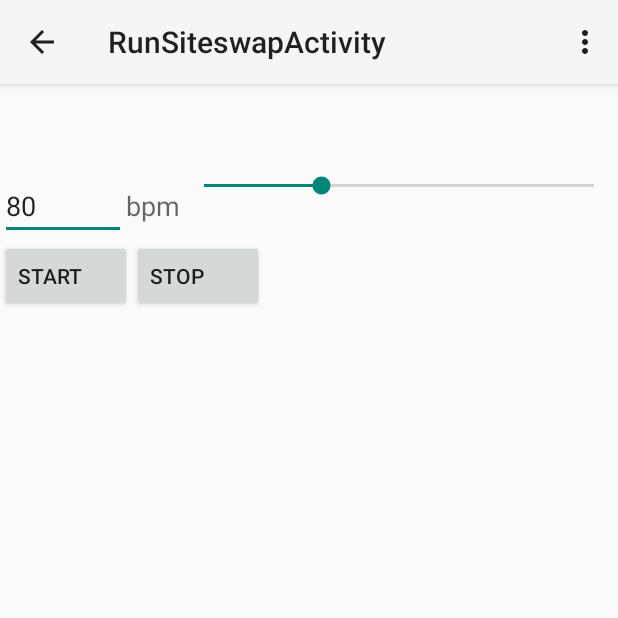
After one commit to ckaestne/PassingSync, an Android app: the RunSiteswapActivity screen opened directly, with no data from a screen before it, on a phone screen of 412 x 824 dp, the top half of it. The commit adds this screen. Run offline under Robolectric (Android 15) with nearby library versions, the phone set to English and light mode, and no system bars.

Commit message:
create first Siteswap page with timer and audio

```diff
--- a/Application/src/main/java/com/example/android/passingsync/MainActivity.java
+++ b/Application/src/main/java/com/example/android/passingsync/MainActivity.java
@@ -31,6 +31,8 @@ import android.support.v7.app.AppCompatActivity;
  */
 public class MainActivity extends AppCompatActivity {
 
+    public final static String EXTRA_SITESWAP = "edu.cmu.passingsync.SITESWAP";
+
 
     // Whether the Log Fragment is currently shown
     private boolean mLogShown;
--- /dev/null
+++ b/Application/src/main/java/com/example/android/passingsync/RunSiteswapActivity.java
@@ -0,0 +1,217 @@
+package com.example.android.passingsync;
+
+import android.content.Context;
+import android.content.Intent;
+import android.graphics.Color;
+import android.media.MediaPlayer;
+import android.support.v7.app.ActionBarActivity;
+import android.os.Bundle;
+import android.text.Editable;
+import android.text.TextWatcher;
+import android.util.AttributeSet;
+import android.view.KeyEvent;
+import android.view.Menu;
+import android.view.MenuItem;
+import android.view.View;
+import android.widget.EditText;
+import android.widget.ListView;
+import android.widget.SeekBar;
+import android.widget.TextView;
+
+import java.util.HashMap;
+import java.util.Map;
+import java.util.Timer;
+import java.util.TimerTask;
+
+
+public class RunSiteswapActivity extends ActionBarActivity {
+
+    private int speed = 80;
+    private boolean skipUpdate = false;
+    private Timer timer = new Timer("timer", true);
+    private final Map<String,MediaPlayer> mediaPlayer=new HashMap<>();
+    private TextView mLHLabel;
+    private TextView mRHLabel;
+
+    private int sw_position = 0;
+    private int sw_hand = 0;
+    private String siteswap;
+
+    @Override
+    protected void onDestroy() {
+        timer.cancel();
+        for (MediaPlayer m: mediaPlayer.values())
+            m.release();
+        super.onDestroy();
+    }
+
+    @Override
+    protected void onCreate(Bundle savedInstanceState) {
+        super.onCreate(savedInstanceState);
+
+        setContentView(R.layout.activity_run_siteswap);
+        Intent intent = getIntent();
+        siteswap = intent.getStringExtra(MainActivity.EXTRA_SITESWAP);
+
+//        mSiteswapList = (ListView) view.findViewById(R.id.siteswaplist);
+        View view = findViewById(R.id.runsiteswaplayout);
+        TextView siteswapName = (TextView) view.findViewById(R.id.siteswapName);
+        siteswapName.setText(siteswap);
+
+        final EditText speedEdit = (EditText) view.findViewById(R.id.speedEdit);
+        final SeekBar speedSeekbar = (SeekBar) view.findViewById(R.id.speedSeekbar);
+        mLHLabel = (TextView) view.findViewById(R.id.lhLabel);
+        mRHLabel = (TextView) view.findViewById(R.id.rhLabel);
+        mLHLabel.setText("");
+        mRHLabel.setText("");
+
+        speedEdit.addTextChangedListener(new TextWatcher() {
+            @Override
+            public void beforeTextChanged(CharSequence s, int start, int count, int after) {
+
+            }
+
+            @Override
+            public void onTextChanged(CharSequence s, int start, int before, int count) {
+
+            }
+
+            @Override
+            public void afterTextChanged(Editable s) {
+                try {
+                    speed = Math.min(300, Math.max(1, Integer.valueOf(speedEdit.getText().toString())));
+                    if (!skipUpdate)
+                        speedSeekbar.setProgress(Math.min(100, Math.max(0, speed - 50)));
+                } catch (NumberFormatException e) {
+                    speedEdit.setText("" + speed);
+                }
+            }
+        });
+
+        speedSeekbar.setOnSeekBarChangeListener(new SeekBar.OnSeekBarChangeListener() {
+                                                    @Override
+                                                    public void onProgressChanged(SeekBar seekBar, int progress, boolean fromUser) {
+                                                        if (fromUser) {
+                                                            skipUpdate = true;
+                                                            speedEdit.setText("" + (progress + 50));
+                                                            skipUpdate = false;
+                                                        }
+                                                    }
+
+                                                    @Override
+                                                    public void onStartTrackingTouch(SeekBar seekBar) {
+
+                                                    }
+
+                                                    @Override
+                                                    public void onStopTrackingTouch(SeekBar seekBar) {
+
+                                                    }
+                                                }
+
+        );
+
+
+        speedEdit.setText("80");
+        mediaPlayer.put("0", MediaPlayer.create(this.getApplicationContext(), R.raw.p0));
+        mediaPlayer.put("2", MediaPlayer.create(this.getApplicationContext(), R.raw.p2));
+        mediaPlayer.put("4", MediaPlayer.create(this.getApplicationContext(), R.raw.p4));
+        mediaPlayer.put("5", MediaPlayer.create(this.getApplicationContext(), R.raw.p5));
+        mediaPlayer.put("6", MediaPlayer.create(this.getApplicationContext(), R.raw.p6));
+        mediaPlayer.put("7", MediaPlayer.create(this.getApplicationContext(), R.raw.p7));
+        mediaPlayer.put("8", MediaPlayer.create(this.getApplicationContext(), R.raw.p8));
+        mediaPlayer.put("9", MediaPlayer.create(this.getApplicationContext(), R.raw.p9));
+        mediaPlayer.put("a", MediaPlayer.create(this.getApplicationContext(), R.raw.p10));
+
+    }
+
+
+    @Override
+    public boolean onCreateOptionsMenu(Menu menu) {
+        // Inflate the menu; this adds items to the action bar if it is present.
+        getMenuInflater().inflate(R.menu.menu_run_siteswap, menu);
+        return true;
+    }
+
+    @Override
+    public boolean onOptionsItemSelected(MenuItem item) {
+        // Handle action bar item clicks here. The action bar will
+        // automatically handle clicks on the Home/Up button, so long
+        // as you specify a parent activity in AndroidManifest.xml.
+        int id = item.getItemId();
+
+        //noinspection SimplifiableIfStatement
+        if (id == R.id.action_settings) {
+            return true;
+        }
+
+        return super.onOptionsItemSelected(item);
+    }
+
+    public void startPassing(View v) {
+        timer.cancel();
+
+        sw_hand = 0;
+        sw_position = 0;
+        mRHLabel.setTextColor(Color.BLACK);
+        mLHLabel.setTextColor(Color.BLACK);
+        mRHLabel.setText("");
+        mLHLabel.setText("");
+
+        timer = new Timer("timer", true);
+        timer.schedule(new TimerTask() {
+            @Override
+            public void run() {
+                performPassingStep();
+
+            }
+        }, 1000, getDelay());
+    }
+
+    private long getDelay() {
+        return 1000 * 60 / speed / 2;
+    }
+
+    private synchronized void performPassingStep() {
+        sw_position = (sw_position + 1) % siteswap.length();
+        sw_hand = (sw_hand + 1) % 4;
+        final int pos = sw_position;
+        final int hand = sw_hand;
+        final String pass="" + siteswap.charAt(pos);
+
+        runOnUiThread(new Runnable() {
+            @Override
+            public void run() {
+                mRHLabel.setTextColor(Color.BLACK);
+                mLHLabel.setTextColor(Color.BLACK);
+                if (hand == 0) {
+                    mRHLabel.setText(pass);
+                    mRHLabel.setTextColor(Color.RED);
+                }
+                if (hand == 2) {
+                    mLHLabel.setText(pass);
+                    mLHLabel.setTextColor(Color.RED);
+                }
+
+            }
+        });
+
+        if (sw_hand % 2 == 0)
+            playSound(pass);
+    }
+
+    private MediaPlayer lastPlayer=null;
+    private void playSound(String pass) {
+        if (lastPlayer!=null && lastPlayer.isPlaying()) {
+            lastPlayer.pause();
+        }
+        MediaPlayer player = mediaPlayer.get(pass);
+        player.seekTo(0);
+        player.start();
+    }
+
+
+    public void stopPassing(View v) {
+        timer.cancel();
+    }
+}
--- /dev/null
+++ b/Application/src/main/res/layout/activity_run_siteswap.xml
@@ -0,0 +1,109 @@
+<LinearLayout xmlns:android="http://schemas.android.com/apk/res/android"
+    xmlns:tools="http://schemas.android.com/tools" android:layout_width="match_parent"
+    android:layout_height="match_parent"
+    android:orientation="vertical"
+    tools:context="com.example.android.passingsync.RunSiteswapActivity"
+    android:id="@+id/runsiteswaplayout"
+    android:weightSum="1"
+    android:gravity="fill_horizontal|fill_vertical">
+
+    <TextView
+        android:layout_width="wrap_content"
+        android:layout_height="wrap_content"
+        android:textAppearance="?android:attr/textAppearanceLarge"
+        android:text="Large Text"
+        android:id="@+id/siteswapName"
+        android:textSize="44dp"
+        android:textStyle="bold" />
+
+
+    <LinearLayout
+        android:orientation="horizontal"
+        android:layout_width="match_parent"
+        android:layout_height="wrap_content">
+
+        <EditText
+            android:layout_width="wrap_content"
+            android:layout_height="wrap_content"
+            android:id="@+id/speedEdit"
+            android:layout_weight="0.23"
+            android:text="80"
+            android:inputType="number" />
+
+        <TextView
+            android:layout_width="wrap_content"
+            android:layout_height="wrap_content"
+            android:textAppearance="?android:attr/textAppearanceMedium"
+            android:text="bpm"
+            android:id="@+id/label" />
+
+        <SeekBar
+            android:layout_width="wrap_content"
+            android:layout_height="wrap_content"
+            android:id="@+id/speedSeekbar"
+            android:layout_weight="1" />
+    </LinearLayout>
+
+    <LinearLayout
+        android:orientation="horizontal"
+        android:layout_width="match_parent"
+        android:layout_height="wrap_content"
+        android:layout_gravity="center_horizontal">
+
+        <Button
+            android:layout_width="wrap_content"
+            android:layout_height="wrap_content"
+            android:text="Start"
+            android:id="@+id/startButton"
+            android:gravity="center_vertical"
+            android:onClick="startPassing" />
+
+        <Button
+            android:layout_width="wrap_content"
+            android:layout_height="wrap_content"
+            android:text="Stop"
+            android:id="@+id/stopButton"
+            android:gravity="center_vertical"
+            android:onClick="stopPassing" />
+    </LinearLayout>
+
+    <LinearLayout
+        android:orientation="horizontal"
+        android:layout_width="match_parent"
+        android:layout_height="wrap_content"
+        android:layout_gravity="center_horizontal">
+
+    </LinearLayout>
+
+    <FrameLayout
+        android:layout_width="match_parent"
+        android:layout_height="wrap_content"
+        android:layout_gravity="center_horizontal"
+
+        android:layout_weight="1">
+
+        <TextView
+            android:layout_width="wrap_content"
+            android:layout_height="wrap_content"
+            android:textAppearance="?android:attr/textAppearanceLarge"
+            android:text=""
+            android:id="@+id/lhLabel"
+            android:layout_gravity="right|center_vertical" />
+
+        <TextView
+            android:layout_width="wrap_content"
+            android:layout_height="wrap_content"
+            android:textAppearance="?android:attr/textAppearanceLarge"
+            android:text=""
+            android:id="@+id/rhLabel"
+            android:gravity="fill_horizontal|fill|fill_vertical"
+            android:layout_gravity="left|center_vertical" />
+
+        <LinearLayout
+            android:orientation="vertical"
+            android:layout_width="match_parent"
+            android:layout_height="match_parent"
+            android:layout_gravity="center"></LinearLayout>
+    </FrameLayout>
+
+</LinearLayout>
--- /dev/null
+++ b/Application/src/main/res/menu/menu_run_siteswap.xml
@@ -0,0 +1,7 @@
+<menu xmlns:android="http://schemas.android.com/apk/res/android"
+    xmlns:app="http://schemas.android.com/apk/res-auto"
+    xmlns:tools="http://schemas.android.com/tools"
+    tools:context="com.example.android.passingsync.RunSiteswapActivity">
+    <item android:id="@+id/action_settings" android:title="@string/action_settings"
+        android:orderInCategory="100" app:showAsAction="never" />
+</menu>
--- /dev/null
+++ b/Application/src/main/res/values-w820dp/dimens.xml
@@ -0,0 +1,6 @@
+<resources>
+    <!-- Example customization of dimensions originally defined in res/values/dimens.xml
+         (such as screen margins) for screens with more than 820dp of available width. This
+         would include 7" and 10" devices in landscape (~960dp and ~1280dp respectively). -->
+    <dimen name="activity_horizontal_margin">64dp</dimen>
+</resources>
--- /dev/null
+++ b/Application/src/main/res/values/colors.xml
@@ -0,0 +1,5 @@
+<resources>
+
+    <color name="black_overlay">#66000000</color>
+
+</resources>
--- /dev/null
+++ b/Application/src/main/res/values/dimens.xml
@@ -0,0 +1,5 @@
+<resources>
+    <!-- Default screen margins, per the Android Design guidelines. -->
+    <dimen name="activity_horizontal_margin">16dp</dimen>
+    <dimen name="activity_vertical_margin">16dp</dimen>
+</resources>
```
Also changed, not shown: Application/build.gradle (+7 -8 lines), Application/src/main/AndroidManifest.xml (+28 -19 lines), Application/src/main/java/com/example/android/passingsync/BluetoothChatFragment.java (+13 -7 lines), Application/src/main/java/com/example/android/passingsync/RunSiteswapClientActivity.java (added, +38 -0 lines), Application/src/main/res/layout/activity_run_siteswap_client.xml (added, +33 -0 lines), Application/src/main/res/menu/menu_run_siteswap_client.xml (added, +7 -0 lines), Application/src/main/res/values-v11/styles.xml (added, +15 -0 lines), Application/src/main/res/values/attrs.xml (added, +12 -0 lines), Application/src/main/res/values/strings.xml (+8 -0 lines), Application/src/main/res/values/styles.xml (added, +22 -0 lines).
